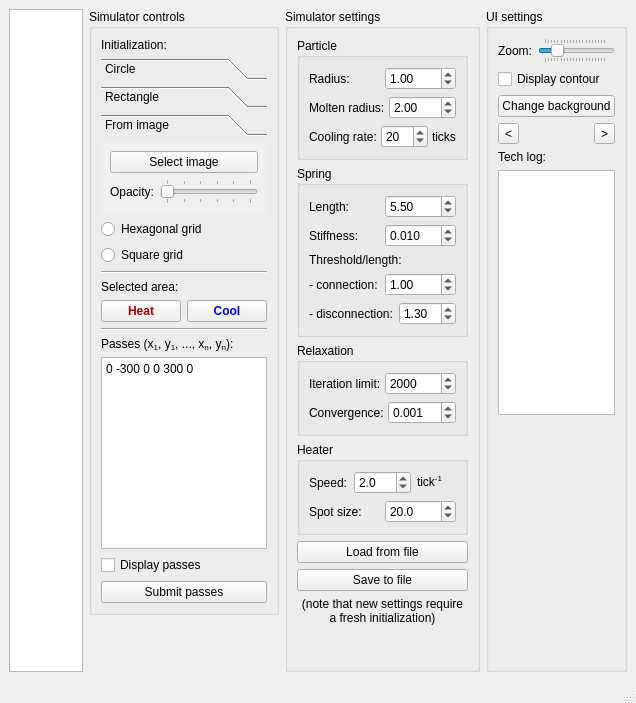
dantrag/spring_simulator, file simulator/ui/mainwindow.ui: the form before one commit.
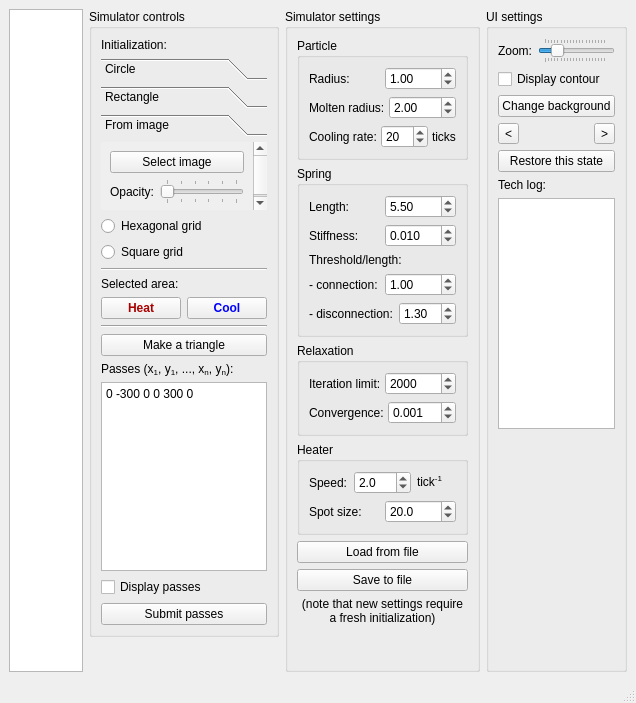
The form after the commit.

Commit message: Added code and UI for making a triangle from a shape

What changed in the file:
```diff
--- a/simulator/ui/mainwindow.ui
+++ b/simulator/ui/mainwindow.ui
@@ -449,6 +449,13 @@
            </property>
           </widget>
          </item>
+         <item>
+          <widget class="QPushButton" name="triangle_button">
+           <property name="text">
+            <string>Make a triangle</string>
+           </property>
+          </widget>
+         </item>
          <item>
           <widget class="QLabel" name="static1">
            <property name="text">
@@ -1027,6 +1034,13 @@
          </item>
         </layout>
        </item>
+       <item>
+        <widget class="QPushButton" name="restore_state_button">
+         <property name="text">
+          <string>Restore this state</string>
+         </property>
+        </widget>
+       </item>
        <item>
         <widget class="QLabel" name="static45">
          <property name="text">
```
The commit also changes 3 other files.
